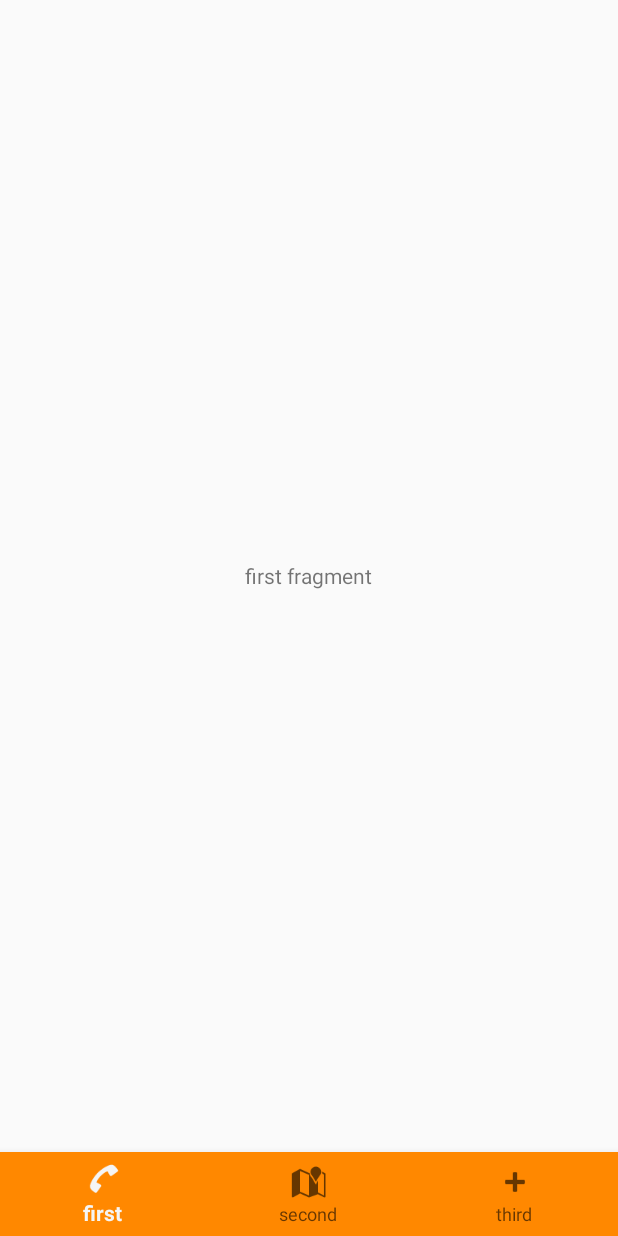
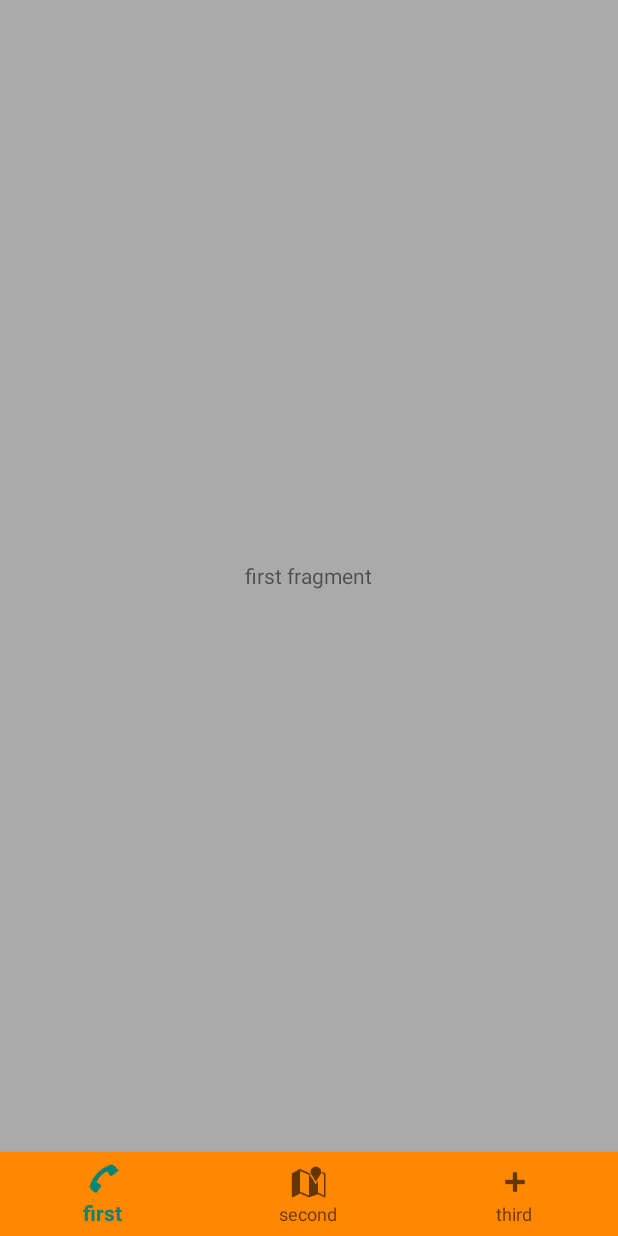
Before and after one commit to rwadada/NavigationSample, an Android app: the screen it shows after launch (MainActivity), on a phone screen of 412 x 824 dp. Run offline under Robolectric (Android 15) with nearby library versions, the phone set to English and light mode, and no system bars.

Commit message:
fix layout

```diff
--- a/app/src/main/AndroidManifest.xml
+++ b/app/src/main/AndroidManifest.xml
@@ -6,7 +6,7 @@
                  android:icon="@mipmap/ic_launcher"
                  android:roundIcon="@mipmap/ic_launcher_round"
                  android:supportsRtl="true"
-                 android:theme="@style/Theme.Design.Light.NoActionBar"
+                 android:theme="@style/AppTheme"
                  tools:ignore="GoogleAppIndexingWarning">
         <activity android:name=".ui.MainActivity">
             <intent-filter>
--- a/app/src/main/java/com/example/navigationsample/ui/MainActivity.kt
+++ b/app/src/main/java/com/example/navigationsample/ui/MainActivity.kt
@@ -3,6 +3,7 @@ package com.example.navigationsample.ui
 import android.os.Bundle
 import android.view.Menu
 import android.view.MenuItem
+import android.view.View
 import androidx.appcompat.app.AppCompatActivity
 import androidx.lifecycle.Observer
 import com.example.android.NavigationHandler
@@ -22,6 +23,9 @@ class MainActivity : AppCompatActivity() {
     override fun onCreate(savedInstanceState: Bundle?) {
         super.onCreate(savedInstanceState)
         setContentView(R.layout.activity_main)
+
+        findViewById<View>(android.R.id.content).systemUiVisibility =
+            View.SYSTEM_UI_FLAG_LAYOUT_FULLSCREEN or View.SYSTEM_UI_FLAG_LAYOUT_STABLE
 
         NavigationHandler.currentPosition.observe(this, Observer {
             val currentPosition: Int? = NavigationHandler.currentPosition.value
--- a/app/src/main/res/layout/activity_main.xml
+++ b/app/src/main/res/layout/activity_main.xml
@@ -2,6 +2,7 @@
 <androidx.constraintlayout.widget.ConstraintLayout
         xmlns:android="http://schemas.android.com/apk/res/android"
         xmlns:app="http://schemas.android.com/apk/res-auto"
+        android:background="@android:color/darker_gray"
         android:layout_width="match_parent"
         android:layout_height="match_parent">
 
--- a/app/src/main/res/values/styles.xml
+++ b/app/src/main/res/values/styles.xml
@@ -1,7 +1,7 @@
 <resources>
 
     <!-- Base application theme. -->
-    <style name="AppTheme" parent="Theme.AppCompat.Light.DarkActionBar">
+    <style name="AppTheme" parent="Theme.AppCompat.Light.NoActionBar">
         <!-- Customize your theme here. -->
         <item name="colorPrimary">@color/colorPrimary</item>
         <item name="colorPrimaryDark">@color/colorPrimaryDark</item>
```
